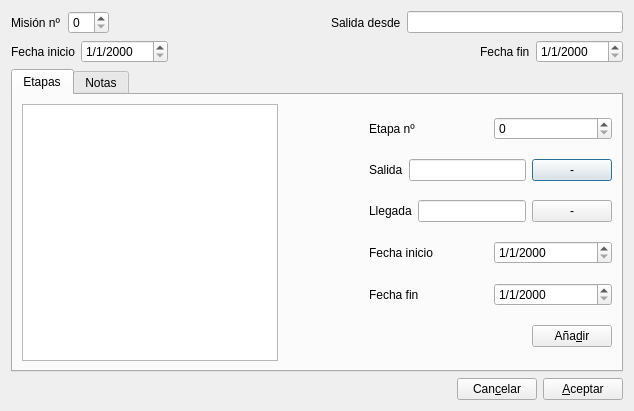
First picture: the form in gui/dlgnuevamisionfilipinas.ui, repository rogorido/qtpredicadores, before the edit.
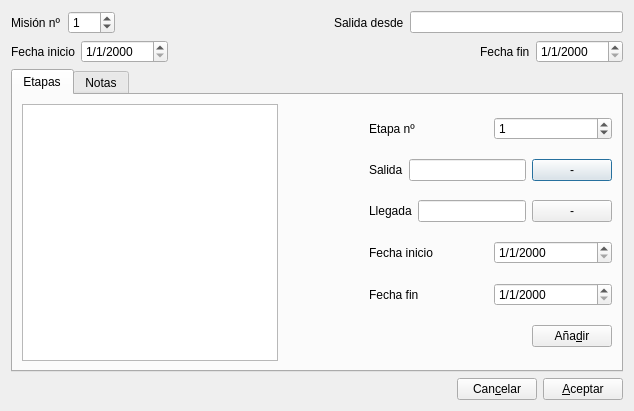
Second picture: the form after the edit. Custom widgets are drawn as their Qt base class.

Commit message: Funcionalidad operativa en form para nuevas misiones

Diff of the .ui file:
```diff
--- a/gui/dlgnuevamisionfilipinas.ui
+++ b/gui/dlgnuevamisionfilipinas.ui
@@ -27,7 +27,14 @@
       </widget>
      </item>
      <item>
-      <widget class="QSpinBox" name="spMisionNumero"/>
+      <widget class="QSpinBox" name="spMisionNumero">
+       <property name="maximum">
+        <number>200</number>
+       </property>
+       <property name="value">
+        <number>1</number>
+       </property>
+      </widget>
      </item>
      <item>
       <spacer name="horizontalSpacer">
@@ -151,7 +158,11 @@
               </widget>
              </item>
              <item>
-              <widget class="QSpinBox" name="spNumeroEtapa"/>
+              <widget class="QSpinBox" name="spNumeroEtapa">
+               <property name="value">
+                <number>1</number>
+               </property>
+              </widget>
              </item>
             </layout>
            </item>
```
The commit also changes 3 other files.
